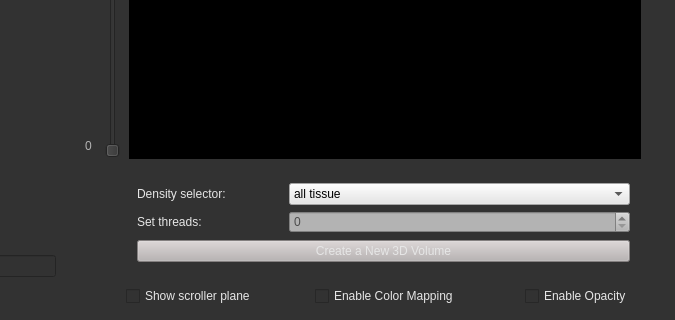
The window that forms/mainwindow.ui (chloesnyder/CIS497) describes before a commit, drawn with Qt 5; both pictures show x 645 to 1320 and y 394 to 714 of the 1320 by 714 pixel window.
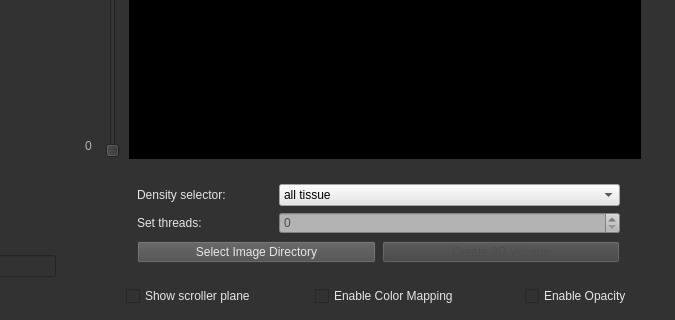
The same window after the commit. Custom widgets are drawn as their Qt base class.

Commit message: Improvements to loading functionality

```diff
--- a/forms/mainwindow.ui
+++ b/forms/mainwindow.ui
@@ -220,109 +220,6 @@
      <string>CT Scan Volume Viewer:</string>
     </property>
    </widget>
-   <widget class="QWidget" name="layoutWidget">
-    <property name="geometry">
-     <rect>
-      <x>771</x>
-      <y>565</y>
-      <width>515</width>
-      <height>104</height>
-     </rect>
-    </property>
-    <layout class="QVBoxLayout" name="verticalLayout_4">
-     <item>
-      <layout class="QHBoxLayout" name="horizontalLayout_2">
-       <item>
-        <layout class="QVBoxLayout" name="verticalLayout_2">
-         <item>
-          <widget class="QLabel" name="label_5">
-           <property name="styleSheet">
-            <string notr="true">font: 13pt &quot;Avenir&quot;;
-color: rgb(230, 230, 230);</string>
-           </property>
-           <property name="text">
-            <string>Density selector:</string>
-           </property>
-          </widget>
-         </item>
-         <item>
-          <widget class="QLabel" name="label_2">
-           <property name="styleSheet">
-            <string notr="true">font: 13pt &quot;Avenir&quot;;
-color: rgb(230, 230, 230);</string>
-           </property>
-           <property name="text">
-            <string>Set threads:</string>
-           </property>
-          </widget>
-         </item>
-        </layout>
-       </item>
-       <item>
-        <layout class="QVBoxLayout" name="verticalLayout_3">
-         <item>
-          <widget class="QComboBox" name="tissueSelection">
-           <property name="styleSheet">
-            <string notr="true">font: 13pt &quot;Avenir Next&quot;;
-background-color: rgb(230, 230, 230);
-alternate-background-color: rgb(128, 128, 128);</string>
-           </property>
-           <item>
-            <property name="text">
-             <string>all tissue</string>
-            </property>
-           </item>
-           <item>
-            <property name="text">
-             <string>high density tissue (bone)</string>
-            </property>
-           </item>
-           <item>
-            <property name="text">
-             <string>medium density tissue (muscle, liver, heart, intestine, etc.)</string>
-            </property>
-           </item>
-           <item>
-            <property name="text">
-             <string>low density tissue (lung, fat)</string>
-            </property>
-           </item>
-          </widget>
-         </item>
-         <item>
-          <widget class="QSpinBox" name="numThreadsSpinBox">
-           <property name="styleSheet">
-            <string notr="true">font: 13pt &quot;Avenir&quot;;
-background-color: rgb(179, 179, 179);
-color: rgb(76, 76, 76);</string>
-           </property>
-           <property name="maximum">
-            <number>1000</number>
-           </property>
-          </widget>
-         </item>
-        </layout>
-       </item>
-      </layout>
-     </item>
-     <item>
-      <widget class="QPushButton" name="newMeshButton">
-       <property name="styleSheet">
-        <string notr="true">font: 13pt &quot;Avenir&quot;;
-background-color: rgb(185, 179, 179);
-color: rgb(230, 230, 230);
-alternate-background-color: rgb(185, 179, 179);
-selection-background-color: rgb(128, 0, 64);
-
-</string>
-       </property>
-       <property name="text">
-        <string>Create a New 3D Volume</string>
-       </property>
-      </widget>
-     </item>
-    </layout>
-   </widget>
    <widget class="QCheckBox" name="checkBox">
     <property name="geometry">
      <rect>
@@ -425,6 +322,140 @@
      </item>
     </layout>
    </widget>
+   <widget class="QWidget" name="">
+    <property name="geometry">
+     <rect>
+      <x>771</x>
+      <y>566</y>
+      <width>505</width>
+      <height>105</height>
+     </rect>
+    </property>
+    <layout class="QGridLayout" name="gridLayout_2">
+     <item row="0" column="0">
+      <layout class="QHBoxLayout" name="horizontalLayout_2">
+       <item>
+        <layout class="QVBoxLayout" name="verticalLayout_2">
+         <item>
+          <widget class="QLabel" name="label_5">
+           <property name="styleSheet">
+            <string notr="true">font: 13pt &quot;Avenir&quot;;
+color: rgb(230, 230, 230);</string>
+           </property>
+           <property name="text">
+            <string>Density selector:</string>
+           </property>
+          </widget>
+         </item>
+         <item>
+          <widget class="QLabel" name="label_2">
+           <property name="styleSheet">
+            <string notr="true">font: 13pt &quot;Avenir&quot;;
+color: rgb(230, 230, 230);</string>
+           </property>
+           <property name="text">
+            <string>Set threads:</string>
+           </property>
+          </widget>
+         </item>
+        </layout>
+       </item>
+       <item>
+        <layout class="QVBoxLayout" name="verticalLayout_3">
+         <item>
+          <widget class="QComboBox" name="tissueSelection">
+           <property name="styleSheet">
+            <string notr="true">font: 13pt &quot;Avenir Next&quot;;
+background-color: rgb(230, 230, 230);
+alternate-background-color: rgb(128, 128, 128);</string>
+           </property>
+           <item>
+            <property name="text">
+             <string>all tissue</string>
+            </property>
+           </item>
+           <item>
+            <property name="text">
+             <string>high density tissue (bone)</string>
+            </property>
+           </item>
+           <item>
+            <property name="text">
+             <string>medium density tissue (muscle, liver, heart, intestine, etc.)</string>
+            </property>
+           </item>
+           <item>
+            <property name="text">
+             <string>low density tissue (lung, fat)</string>
+            </property>
+           </item>
+          </widget>
+         </item>
+         <item>
+          <widget class="QSpinBox" name="numThreadsSpinBox">
+           <property name="styleSheet">
+            <string notr="true">font: 13pt &quot;Avenir&quot;;
+background-color: rgb(179, 179, 179);
+color: rgb(76, 76, 76);</string>
+           </property>
+           <property name="maximum">
+            <number>1000</number>
+           </property>
+          </widget>
+         </item>
+        </layout>
+       </item>
+      </layout>
+     </item>
+     <item row="1" column="0">
+      <layout class="QHBoxLayout" name="horizontalLayout_3">
+       <item>
+        <widget class="QPushButton" name="newMeshButton">
+         <property name="styleSheet">
+          <string notr="true">font: 13pt &quot;Avenir&quot;;
+background-color:rgb(76, 76, 76);
+color: rgb(230, 230, 230);
+alternate-background-color: rgb(185, 179, 179);
+selection-background-color: rgb(128, 0, 64);
+
+</string>
+         </property>
+         <property name="text">
+          <string>Select Image Directory</string>
+         </property>
+        </widget>
+       </item>
+       <item>
+        <widget class="QPushButton" name="newMeshButton_2">
+         <property name="enabled">
+          <bool>false</bool>
+         </property>
+         <property name="styleSheet">
+          <string notr="true">QPushButton {
+font: 13pt &quot;Avenir&quot;;
+}
+QPushButton:disabled {
+background-color:rgb(65, 65, 65);
+color: rgb(76, 76, 76);
+}
+QPushButton:enabled {
+background-color:rgb(76, 76, 76);
+color: rgb(230, 230, 230);
+}
+
+
+
+</string>
+         </property>
+         <property name="text">
+          <string>Create 3D Volume</string>
+         </property>
+        </widget>
+       </item>
+      </layout>
+     </item>
+    </layout>
+   </widget>
    <zorder>layoutWidget</zorder>
    <zorder>layoutWidget</zorder>
    <zorder>layerSlider</zorder>
```
Left out of the diff: 40 changed lines with no effect on the pictures. The commit also changes 2 other files.
